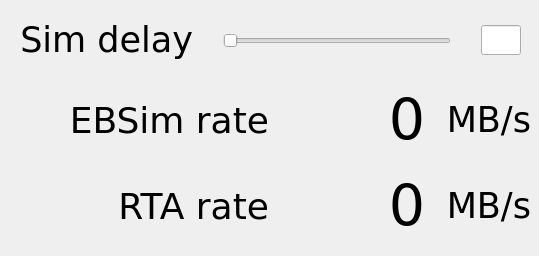
This is Gui.ui in ASTRO-BO/RTAMonitor as Qt 5 draws it before an edit. The edited form follows.
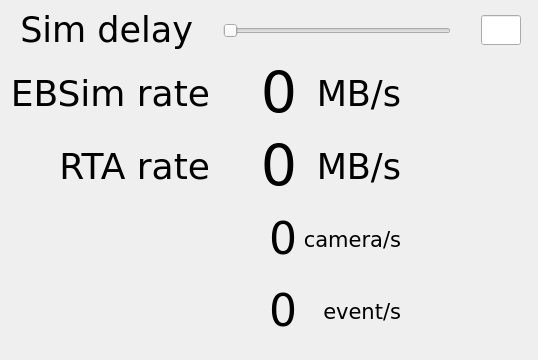
This is the edited form.

Commit message: RTAMonitorQt: added camera/s and event/s

Diff of the .ui file:
```diff
--- a/Gui.ui
+++ b/Gui.ui
@@ -6,14 +6,14 @@
    <rect>
     <x>0</x>
     <y>0</y>
-    <width>539</width>
-    <height>256</height>
+    <width>538</width>
+    <height>360</height>
    </rect>
   </property>
   <property name="maximumSize">
    <size>
     <width>800</width>
-    <height>300</height>
+    <height>400</height>
    </size>
   </property>
   <property name="windowTitle">
@@ -28,7 +28,7 @@
      <x>10</x>
      <y>0</y>
      <width>521</width>
-     <height>81</height>
+     <height>61</height>
     </rect>
    </property>
    <layout class="QHBoxLayout" name="horizontalLayout">
@@ -121,19 +121,143 @@
     </item>
    </layout>
   </widget>
-  <widget class="QWidget" name="layoutWidget">
+  <widget class="QWidget" name="gridLayoutWidget">
    <property name="geometry">
     <rect>
      <x>10</x>
-     <y>80</y>
-     <width>521</width>
-     <height>166</height>
+     <y>60</y>
+     <width>391</width>
+     <height>284</height>
     </rect>
    </property>
-   <layout class="QVBoxLayout" name="verticalLayout">
-    <item>
-     <layout class="QHBoxLayout" name="horizontalLayout_2">
-      <item>
+   <layout class="QGridLayout" name="gridLayout">
+    <item row="2" column="0">
+     <widget class="QLabel" name="label">
+      <property name="text">
+       <string/>
+      </property>
+     </widget>
+    </item>
+    <item row="2" column="1">
+     <widget class="QLabel" name="label_14">
+      <property name="sizePolicy">
+       <sizepolicy hsizetype="Maximum" vsizetype="Preferred">
+        <horstretch>0</horstretch>
+        <verstretch>0</verstretch>
+       </sizepolicy>
+      </property>
+      <property name="maximumSize">
+       <size>
+        <width>150</width>
+        <height>16777215</height>
+       </size>
+      </property>
+      <property name="font">
+       <font>
+        <family>DejaVu Sans</family>
+        <pointsize>33</pointsize>
+       </font>
+      </property>
+      <property name="text">
+       <string>0</string>
+      </property>
+      <property name="alignment">
+       <set>Qt::AlignRight|Qt::AlignTrailing|Qt::AlignVCenter</set>
+      </property>
+      <property name="margin">
+       <number>10</number>
+      </property>
+     </widget>
+    </item>
+    <item row="1" column="2">
+     <widget class="QLabel" name="label_10">
+      <property name="maximumSize">
+       <size>
+        <width>100</width>
+        <height>16777215</height>
+       </size>
+      </property>
+      <property name="font">
+       <font>
+        <family>DejaVu Sans</family>
+        <pointsize>26</pointsize>
+       </font>
+      </property>
+      <property name="text">
+       <string>MB/s</string>
+      </property>
+      <property name="alignment">
+       <set>Qt::AlignRight|Qt::AlignTrailing|Qt::AlignVCenter</set>
+      </property>
+      <property name="margin">
+       <number>10</number>
+      </property>
+     </widget>
+    </item>
+    <item row="3" column="0">
+     <widget class="QLabel" name="label_2">
+      <property name="text">
+       <string/>
+      </property>
+     </widget>
+    </item>
+    <item row="1" column="1">
+     <widget class="QLabel" name="label_9">
+      <property name="sizePolicy">
+       <sizepolicy hsizetype="Maximum" vsizetype="Preferred">
+        <horstretch>0</horstretch>
+        <verstretch>0</verstretch>
+       </sizepolicy>
+      </property>
+      <property name="maximumSize">
+       <size>
+        <width>150</width>
+        <height>16777215</height>
+       </size>
+      </property>
+      <property name="font">
+       <font>
+        <family>DejaVu Sans</family>
+        <pointsize>43</pointsize>
+       </font>
+      </property>
+      <property name="text">
+       <string>0</string>
+      </property>
+      <property name="alignment">
+       <set>Qt::AlignRight|Qt::AlignTrailing|Qt::AlignVCenter</set>
+      </property>
+      <property name="margin">
+       <number>10</number>
+      </property>
+     </widget>
+    </item>
+    <item row="1" column="0">
+     <widget class="QLabel" name="label_8">
+      <property name="minimumSize">
+       <size>
+        <width>70</width>
+        <height>0</height>
+       </size>
+      </property>
+      <property name="font">
+       <font>
+        <family>DejaVu Sans</family>
+        <pointsize>27</pointsize>
+       </font>
+      </property>
+      <property name="text">
+       <string>RTA rate</string>
+      </property>
+      <property name="alignment">
+       <set>Qt::AlignRight|Qt::AlignTrailing|Qt::AlignVCenter</set>
+      </property>
+      <property name="margin">
+       <number>10</number>
+      </property>
+     </widget>
+    </item>
+    <item row="0" column="0">
        <widget class="QLabel" name="label_4">
         <property name="minimumSize">
          <size>
@@ -158,7 +282,7 @@
         </property>
        </widget>
       </item>
-      <item>
+    <item row="0" column="1">
        <widget class="QLabel" name="label_6">
         <property name="sizePolicy">
          <sizepolicy hsizetype="Maximum" vsizetype="Preferred">
@@ -189,7 +313,7 @@
         </property>
        </widget>
       </item>
-      <item>
+    <item row="0" column="2">
        <widget class="QLabel" name="label_7">
         <property name="maximumSize">
          <size>
@@ -214,26 +338,22 @@
         </property>
        </widget>
       </item>
-     </layout>
-    </item>
-    <item>
-     <layout class="QHBoxLayout" name="horizontalLayout_3">
-      <item>
-       <widget class="QLabel" name="label_8">
-        <property name="minimumSize">
+    <item row="2" column="2">
+     <widget class="QLabel" name="label_11">
+      <property name="maximumSize">
          <size>
-          <width>70</width>
-          <height>0</height>
+        <width>100</width>
+        <height>16777215</height>
          </size>
         </property>
         <property name="font">
          <font>
           <family>DejaVu Sans</family>
-          <pointsize>27</pointsize>
+        <pointsize>16</pointsize>
          </font>
         </property>
         <property name="text">
-         <string>RTA rate</string>
+       <string>camera/s</string>
         </property>
         <property name="alignment">
          <set>Qt::AlignRight|Qt::AlignTrailing|Qt::AlignVCenter</set>
@@ -243,8 +363,8 @@
         </property>
        </widget>
       </item>
-      <item>
-       <widget class="QLabel" name="label_9">
+    <item row="3" column="1">
+     <widget class="QLabel" name="label_15">
         <property name="sizePolicy">
          <sizepolicy hsizetype="Maximum" vsizetype="Preferred">
           <horstretch>0</horstretch>
@@ -260,7 +380,7 @@
         <property name="font">
          <font>
           <family>DejaVu Sans</family>
-          <pointsize>43</pointsize>
+        <pointsize>33</pointsize>
          </font>
         </property>
         <property name="text">
@@ -274,8 +394,8 @@
         </property>
        </widget>
       </item>
-      <item>
-       <widget class="QLabel" name="label_10">
+    <item row="3" column="2">
+     <widget class="QLabel" name="label_12">
         <property name="maximumSize">
          <size>
           <width>100</width>
@@ -285,11 +405,11 @@
         <property name="font">
          <font>
           <family>DejaVu Sans</family>
-          <pointsize>26</pointsize>
+        <pointsize>16</pointsize>
          </font>
         </property>
         <property name="text">
-         <string>MB/s</string>
+       <string>event/s</string>
         </property>
         <property name="alignment">
          <set>Qt::AlignRight|Qt::AlignTrailing|Qt::AlignVCenter</set>
@@ -298,8 +418,6 @@
          <number>10</number>
         </property>
        </widget>
-      </item>
-     </layout>
     </item>
    </layout>
   </widget>
```
Lines whose indentation alone changed are shown as unchanged. The commit also changes 3 other files.
